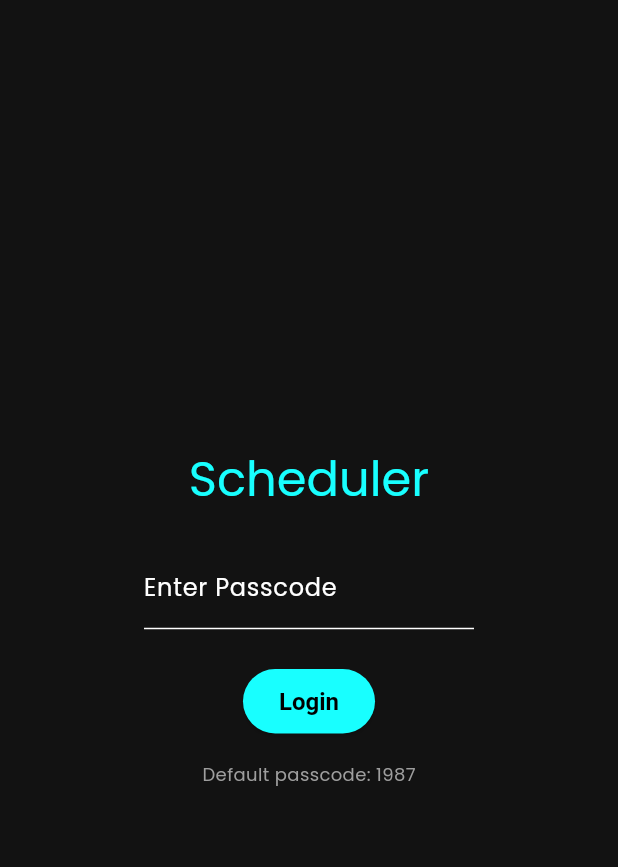
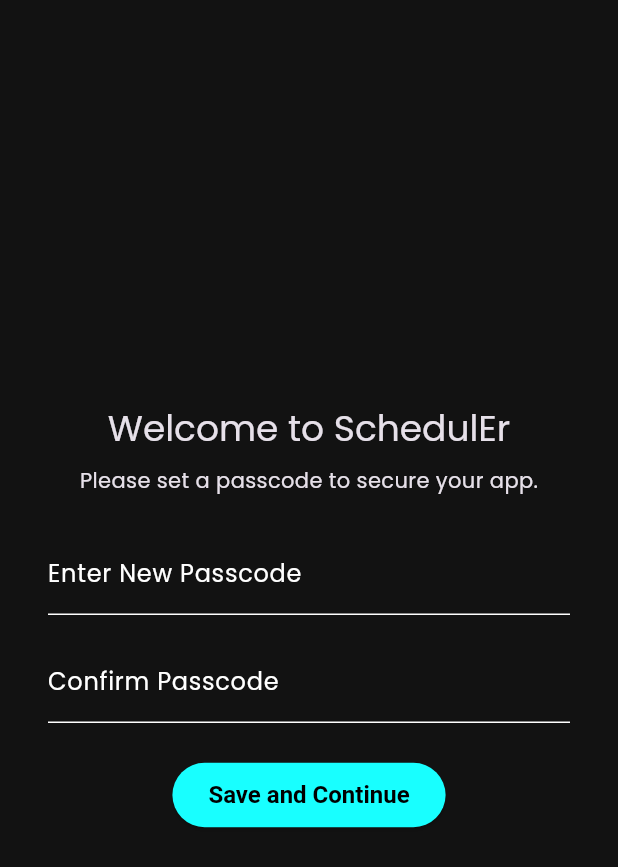
Before and after one commit to oovsoo87/SchedulEr, a Flutter app: the screen it shows after launch, on a phone screen of 412 x 824 dp. Shown: the top 867 px of the screen. Run offline on Flutter 3.47's test engine with Material 3 defaults, Android fonts, the phone set to English and light mode, and no system bars; our stand-ins replace csv, fl_chart, flutter_phoenix, flutter_riverpod, google_fonts, hive and 5 more; accounts and stored records are empty.

Commit message:
1.2.3+1need caps updated

```diff
--- a/lib/main.dart
+++ b/lib/main.dart
@@ -1,4 +1,5 @@
 import 'package:flutter/material.dart';
+import 'package:flutter/services.dart';
 import 'package:flutter_riverpod/flutter_riverpod.dart';
 import 'package:google_fonts/google_fonts.dart';
 import 'package:hive_flutter/hive_flutter.dart';
@@ -6,6 +7,9 @@ import 'package:scheduler/export_screen.dart';
 import 'package:scheduler/home_screen.dart';
 import 'package:scheduler/models.dart';
 import 'package:scheduler/projections_screen.dart';
+import 'package:scheduler/providers/plan_provider.dart';
+import 'package:scheduler/services/iap_service.dart';
+import 'package:scheduler/set_passcode_screen.dart';
 import 'package:scheduler/site_screen.dart';
 import 'package:scheduler/staff_screen.dart';
 import 'package:flutter_phoenix/flutter_phoenix.dart';
@@ -29,6 +33,8 @@ class ThemeNotifier extends StateNotifier<ThemeMode> {
 
 Future<void> main() async {
   WidgetsFlutterBinding.ensureInitialized();
+  SystemChrome.setEnabledSystemUIMode(SystemUiMode.immersiveSticky);
+
   await Hive.initFlutter();
 
   Hive.registerAdapter(StaffAdapter());
@@ -42,17 +48,19 @@ Future<void> main() async {
   await Hive.openBox<SiteProjection>('site_projections');
   await Hive.openBox('settings');
 
-  // **NEW**: Check for and store the first launch date for the trial period
   final settingsBox = Hive.box('settings');
   if (settingsBox.get('firstLaunchDate') == null) {
     settingsBox.put('firstLaunchDate', DateTime.now().toIso8601String());
   }
 
-  runApp(Phoenix(child: const ProviderScope(child: SchedulerApp())));
+  final bool isPasscodeSet = settingsBox.get('passcode_set', defaultValue: false);
+
+  runApp(Phoenix(child: ProviderScope(child: SchedulerApp(isPasscodeSet: isPasscodeSet))));
 }
 
 class SchedulerApp extends ConsumerWidget {
-  const SchedulerApp({super.key});
+  final bool isPasscodeSet;
+  const SchedulerApp({super.key, required this.isPasscodeSet});
 
   @override
   Widget build(BuildContext context, WidgetRef ref) {
@@ -116,7 +124,7 @@ class SchedulerApp extends ConsumerWidget {
             unselectedItemColor: Colors.grey,
           )
       ),
-      home: const PasswordScreen(),
+      home: isPasscodeSet ? const PasswordScreen() : const SetPasscodeScreen(),
     );
   }
 }
@@ -132,7 +140,7 @@ class _PasswordScreenState extends State<PasswordScreen> {
   final Box _settingsBox = Hive.box('settings');
 
   void _login() {
-    final storedPassword = _settingsBox.get('password', defaultValue: '1987');
+    final storedPassword = _settingsBox.get('password');
     if (_passwordController.text == storedPassword) {
       Navigator.pushReplacement(context, MaterialPageRoute(builder: (context) => const MainScreen()));
     } else {
@@ -164,11 +172,6 @@ class _PasswordScreenState extends State<PasswordScreen> {
               ),
               const SizedBox(height: 24),
               ElevatedButton(onPressed: _login, child: const Text('Login')),
-              const SizedBox(height: 16),
-              const Text(
-                'Default passcode: 1987',
-                style: TextStyle(color: Colors.grey, fontSize: 12),
-              ),
             ],
           ),
         ),
@@ -177,14 +180,20 @@ class _PasswordScreenState extends State<PasswordScreen> {
   }
 }
 
-class MainScreen extends StatefulWidget {
+class MainScreen extends ConsumerStatefulWidget {
   const MainScreen({super.key});
   @override
-  State<MainScreen> createState() => _MainScreenState();
+  ConsumerState<MainScreen> createState() => _MainScreenState();
 }
 
-class _MainScreenState extends State<MainScreen> {
+class _MainScreenState extends ConsumerState<MainScreen> {
   int _selectedIndex = 0;
+
+  @override
+  void initState() {
+    super.initState();
+    ref.read(iapServiceProvider).init();
+  }
 
   static const List<Widget> _screens = <Widget>[
     HomeScreen(),
@@ -200,8 +209,30 @@ class _MainScreenState extends State<MainScreen> {
     });
   }
 
+  void _showThankYouDialog() {
+    showDialog(
+      context: context,
+      builder: (context) => AlertDialog(
+        title: const Text("Upgrade Successful!"),
+        content: const Text("Thank you for upgrading! You now have access to all Pro features."),
+        actions: [
+          ElevatedButton(
+            onPressed: () => Navigator.pop(context),
+            child: const Text('Close'),
+          ),
+        ],
+      ),
+    );
+  }
+
   @override
   Widget build(BuildContext context) {
+    ref.listen<bool>(planProvider, (previous, next) {
+      if (next == true && (previous == false || previous == null)) {
+        _showThankYouDialog();
+      }
+    });
+
     return Scaffold(
       body: Center(
         child: _screens.elementAt(_selectedIndex),
--- /dev/null
+++ b/lib/set_passcode_screen.dart
@@ -0,0 +1,90 @@
+import 'package:flutter/material.dart';
+import 'package:hive_flutter/hive_flutter.dart';
+import 'package:scheduler/main.dart';
+
+class SetPasscodeScreen extends StatefulWidget {
+  const SetPasscodeScreen({super.key});
+
+  @override
+  State<SetPasscodeScreen> createState() => _SetPasscodeScreenState();
+}
+
+class _SetPasscodeScreenState extends State<SetPasscodeScreen> {
+  final _formKey = GlobalKey<FormState>();
+  final _passcodeController = TextEditingController();
+  final _confirmPasscodeController = TextEditingController();
+  final _settingsBox = Hive.box('settings');
+
+  void _savePasscode() {
+    if (_formKey.currentState!.validate()) {
+      // Save the new passcode
+      _settingsBox.put('password', _passcodeController.text);
+      // Set a flag indicating the passcode has been set
+      _settingsBox.put('passcode_set', true);
+
+      // Navigate to the main app screen, replacing the setup screen
+      Navigator.pushReplacement(
+        context,
+        MaterialPageRoute(builder: (context) => const MainScreen()),
+      );
+    }
+  }
+
+  @override
+  Widget build(BuildContext context) {
+    return Scaffold(
+      body: Center(
+        child: Padding(
+          padding: const EdgeInsets.all(32.0),
+          child: Form(
+            key: _formKey,
+            child: Column(
+              mainAxisAlignment: MainAxisAlignment.center,
+              children: [
+                Text(
+                  'Welcome to SchedulEr',
+                  style: Theme.of(context).textTheme.headlineSmall,
+                ),
+                const SizedBox(height: 8),
+                const Text('Please set a passcode to secure your app.'),
+                const SizedBox(height: 24),
+                TextFormField(
+                  controller: _passcodeController,
+                  obscureText: true,
+                  keyboardType: TextInputType.number,
+                  textAlign: TextAlign.center,
+                  decoration: const InputDecoration(labelText: 'Enter New Passcode'),
+                  validator: (value) {
+                    if (value == null || value.isEmpty) {
+                      return 'Please enter a passcode.';
+                    }
+                    return null;
+                  },
+                ),
+                const SizedBox(height: 16),
+                TextFormField(
+                  controller: _confirmPasscodeController,
+                  obscureText: true,
+                  keyboardType: TextInputType.number,
+                  textAlign: TextAlign.center,
+                  decoration: const InputDecoration(labelText: 'Confirm Passcode'),
+                  validator: (value) {
+                    if (value != _passcodeController.text) {
+                      return 'Passcodes do not match.';
+                    }
+                    return null;
+                  },
+                ),
+                const SizedBox(height: 24),
+                ElevatedButton(
+                  onPressed: _savePasscode,
+                  child: const Text('Save and Continue'),
+                ),
+              ],
+            ),
+          ),
+        ),
+      ),
+    );
+  }
+}
--- a/pubspec.yaml
+++ b/pubspec.yaml
@@ -1,7 +1,7 @@
 name: scheduler
 description: A staff scheduling application.
 publish_to: 'none'
-version: 1.2.3
+version: 1.2.3+1
 
 environment:
   sdk: '>=3.2.0 <4.0.0'
```
Also changed, not shown: lib/report_service.dart (+9 -9 lines), lib/services/iap_service.dart (+4 -10 lines), lib/settings_screen.dart (+16 -1 lines), 3 other files.
